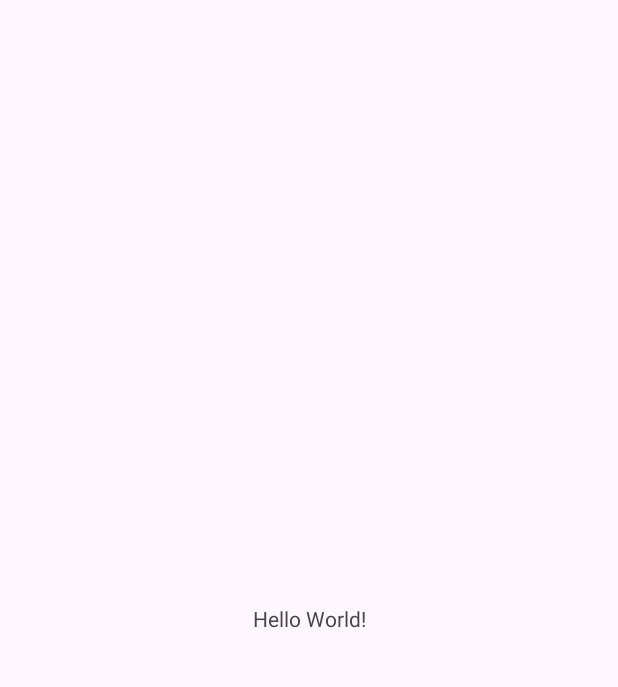
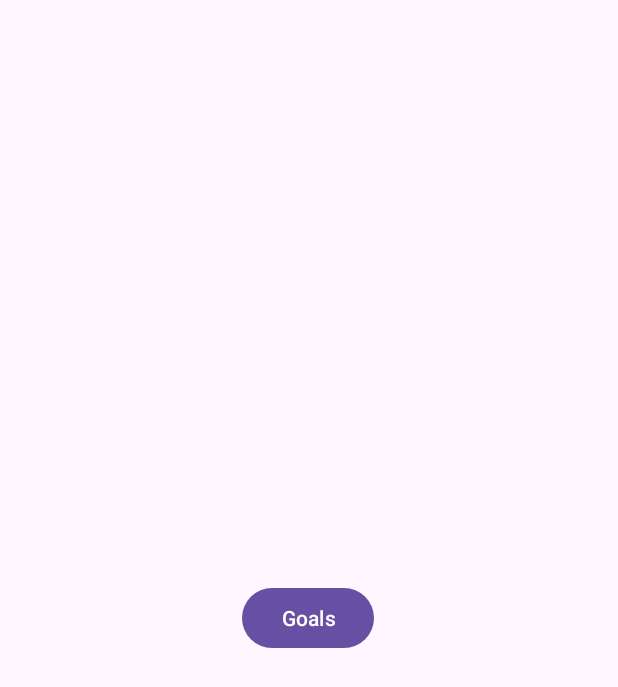
Before and after one commit to Megan-J/Innerly, an Android app: the screen it shows after launch (MainActivity), on a phone screen of 412 x 824 dp. Before the commit the part shown is almost empty. Shown: the top 687 px of the screen. Run offline under Robolectric (Android 15) with nearby library versions, the phone set to English and light mode, and no system bars.

Commit message:
initial goal setting files

```diff
--- a/app/src/main/java/edu/sjsu/android/jams/MainActivity.java
+++ b/app/src/main/java/edu/sjsu/android/jams/MainActivity.java
@@ -13,12 +13,6 @@ public class MainActivity extends AppCompatActivity {
     @Override
     protected void onCreate(Bundle savedInstanceState) {
         super.onCreate(savedInstanceState);
-        EdgeToEdge.enable(this);
         setContentView(R.layout.activity_main);
-        ViewCompat.setOnApplyWindowInsetsListener(findViewById(R.id.main), (v, insets) -> {
-            Insets systemBars = insets.getInsets(WindowInsetsCompat.Type.systemBars());
-            v.setPadding(systemBars.left, systemBars.top, systemBars.right, systemBars.bottom);
-            return insets;
-        });
     }
 }
--- a/app/src/main/res/layout/activity_main.xml
+++ b/app/src/main/res/layout/activity_main.xml
@@ -7,13 +7,14 @@
     android:layout_height="match_parent"
     tools:context=".MainActivity">
 
-    <TextView
+    <Button
+        android:id="@+id/goalsBtn"
         android:layout_width="wrap_content"
         android:layout_height="wrap_content"
-        android:text="Hello World!"
+        android:text="@string/goals"
         app:layout_constraintBottom_toBottomOf="parent"
         app:layout_constraintEnd_toEndOf="parent"
+        app:layout_constraintHorizontal_bias="0.498"
         app:layout_constraintStart_toStartOf="parent"
         app:layout_constraintTop_toTopOf="parent" />
-
 </androidx.constraintlayout.widget.ConstraintLayout>
--- a/app/src/main/res/values/strings.xml
+++ b/app/src/main/res/values/strings.xml
@@ -1,3 +1,4 @@
 <resources>
     <string name="app_name">Jams</string>
+    <string name="goals">Goals</string>
 </resources>
```
Also changed, not shown: app/src/main/java/edu/sjsu/android/jams/goals/Goal.java (added, +47 -0 lines).
